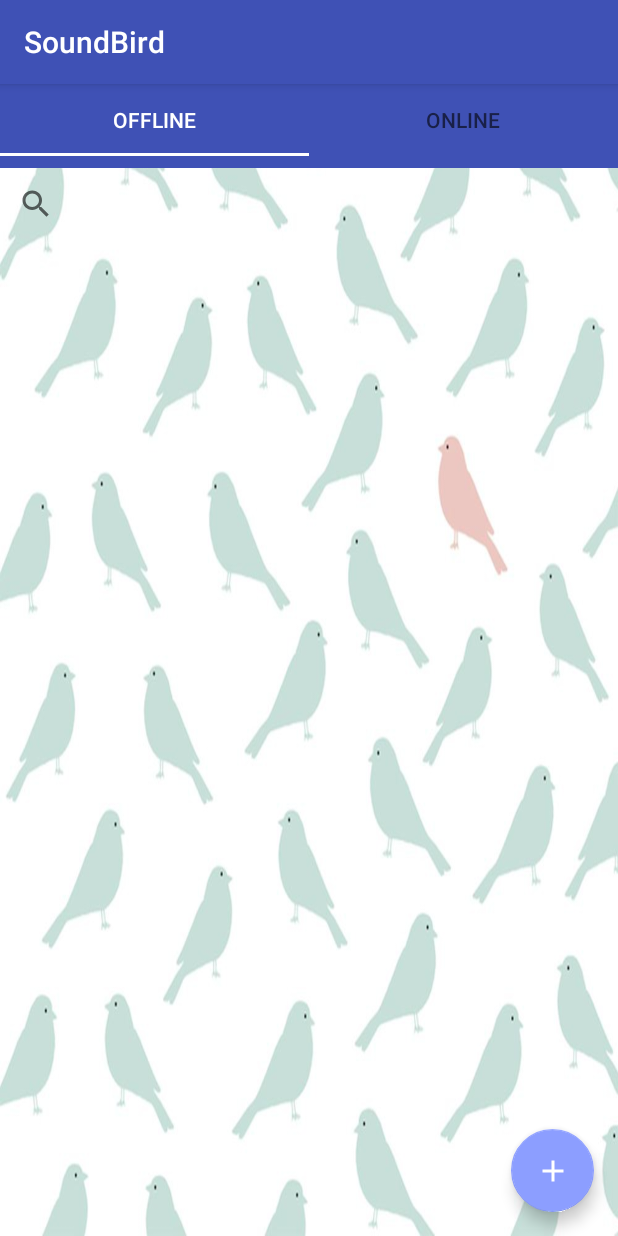
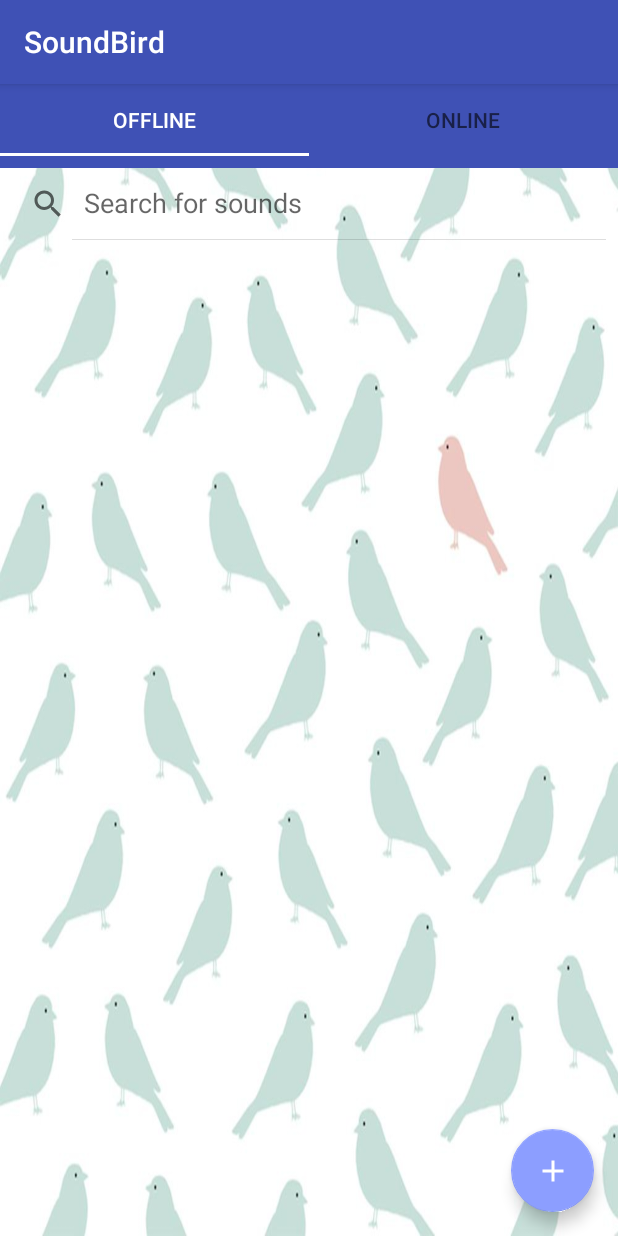
Before and after one commit to BertLeysen-r0622862/Soundbird, an Android app: the screen it shows after launch (MainActivity), on a phone screen of 412 x 824 dp. Run offline under Robolectric (Android 15) with nearby library versions, the phone set to English and light mode, and no system bars; our stand-ins replace ButterKnife, Room's generated code; libraries missing offline, so code that uses them is left out: com.github.hiteshsondhi88.libffmpeg, com.koushikdutta.ion; pictures from the network do not load; 3 statements that could not run were skipped.

```diff
--- a/app/src/main/res/layout/main_layout.xml
+++ b/app/src/main/res/layout/main_layout.xml
@@ -25,9 +25,11 @@
             />
 
         <SearchView
-            android:id="@+id/SearchSound"
+            android:id="@+id/searchSound"
             android:layout_width="match_parent"
-            android:layout_height="wrap_content" />
+            android:layout_height="wrap_content"
+            android:iconifiedByDefault="false"
+            android:queryHint="Search for sounds"/>
 
         <!--<android.support.design.widget.TextInputLayout
             android:id="@+id/search_sound"
```
Also changed, not shown: app/src/main/java/be/wienert/soundbird/ui/sounds/LocalSoundsFragment.java (+14 -0 lines).
